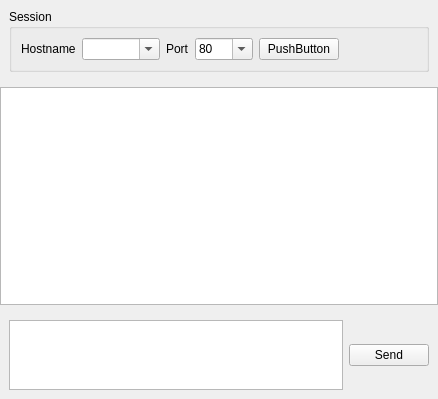
First picture: the form in src/widgets/ncsessionwidget.ui, repository shinnok/netcatgui, before the edit.
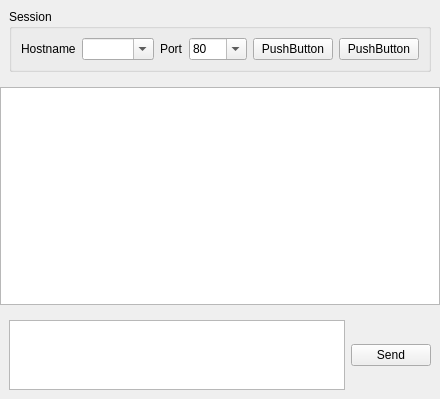
Second picture: the form after the edit. Custom widgets are drawn as their Qt base class.

Commit message: A Button to Clear SessionPlainTextEdit

Diff of the .ui file:
```diff
--- a/src/widgets/ncsessionwidget.ui
+++ b/src/widgets/ncsessionwidget.ui
@@ -116,6 +116,13 @@
            </property>
           </widget>
          </item>
+         <item>
+          <widget class="QPushButton" name="clearButton">
+           <property name="text">
+            <string>PushButton</string>
+           </property>
+          </widget>
+         </item>
          <item>
           <spacer name="horizontalSpacer_2">
            <property name="orientation">
```
The commit also changes 4 other files.
